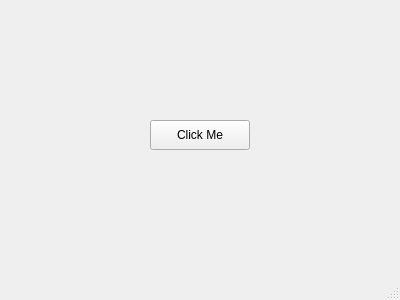
First picture: the form in app.ui, repository labLeMans/LabToolsPowerConsumptionApp, before the edit.
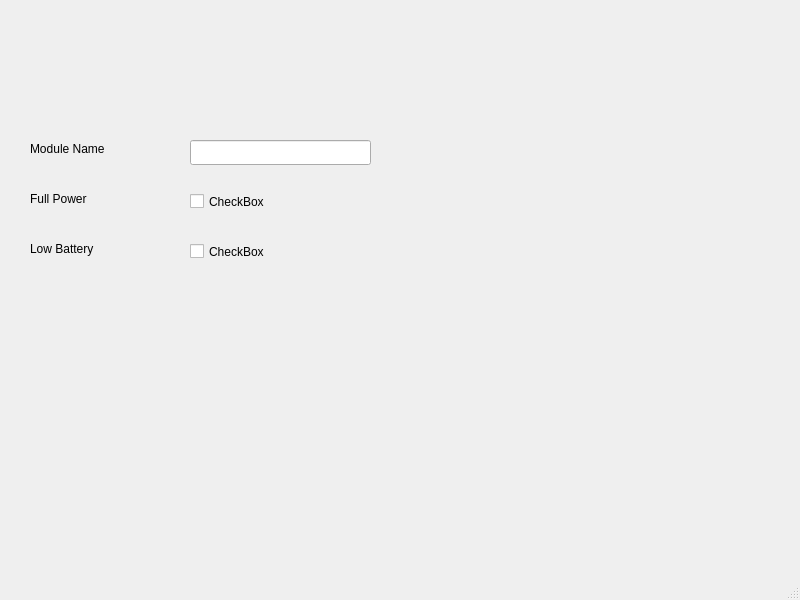
Second picture: the form after the edit.

Patch:
```diff
--- a/app.ui
+++ b/app.ui
@@ -6,25 +6,87 @@
    <rect>
     <x>0</x>
     <y>0</y>
-    <width>400</width>
-    <height>300</height>
+    <width>800</width>
+    <height>600</height>
    </rect>
   </property>
   <property name="windowTitle">
    <string>MainWindow</string>
   </property>
   <widget class="QWidget" name="centralwidget">
-   <widget class="QPushButton" name="pushButton">
+   <widget class="QCheckBox" name="checkBox">
     <property name="geometry">
      <rect>
-      <x>150</x>
-      <y>120</y>
-      <width>100</width>
-      <height>30</height>
+      <x>190</x>
+      <y>190</y>
+      <width>92</width>
+      <height>23</height>
      </rect>
     </property>
     <property name="text">
-     <string>Click Me</string>
+     <string>CheckBox</string>
+    </property>
+   </widget>
+   <widget class="QCheckBox" name="checkBox_2">
+    <property name="geometry">
+     <rect>
+      <x>190</x>
+      <y>240</y>
+      <width>92</width>
+      <height>23</height>
+     </rect>
+    </property>
+    <property name="text">
+     <string>CheckBox</string>
+    </property>
+   </widget>
+   <widget class="QLabel" name="label">
+    <property name="geometry">
+     <rect>
+      <x>30</x>
+      <y>190</y>
+      <width>131</width>
+      <height>17</height>
+     </rect>
+    </property>
+    <property name="text">
+     <string>Full Power</string>
+    </property>
+   </widget>
+   <widget class="QLabel" name="label_2">
+    <property name="geometry">
+     <rect>
+      <x>30</x>
+      <y>240</y>
+      <width>131</width>
+      <height>17</height>
+     </rect>
+    </property>
+    <property name="text">
+     <string>Low Battery</string>
+    </property>
+   </widget>
+   <widget class="QLabel" name="label_3">
+    <property name="geometry">
+     <rect>
+      <x>30</x>
+      <y>140</y>
+      <width>131</width>
+      <height>17</height>
+     </rect>
+    </property>
+    <property name="text">
+     <string>Module Name</string>
+    </property>
+   </widget>
+   <widget class="QLineEdit" name="lineEdit">
+    <property name="geometry">
+     <rect>
+      <x>190</x>
+      <y>140</y>
+      <width>181</width>
+      <height>25</height>
+     </rect>
     </property>
    </widget>
   </widget>
```
Left out of the diff: 4 changed lines with no effect on the pictures.
